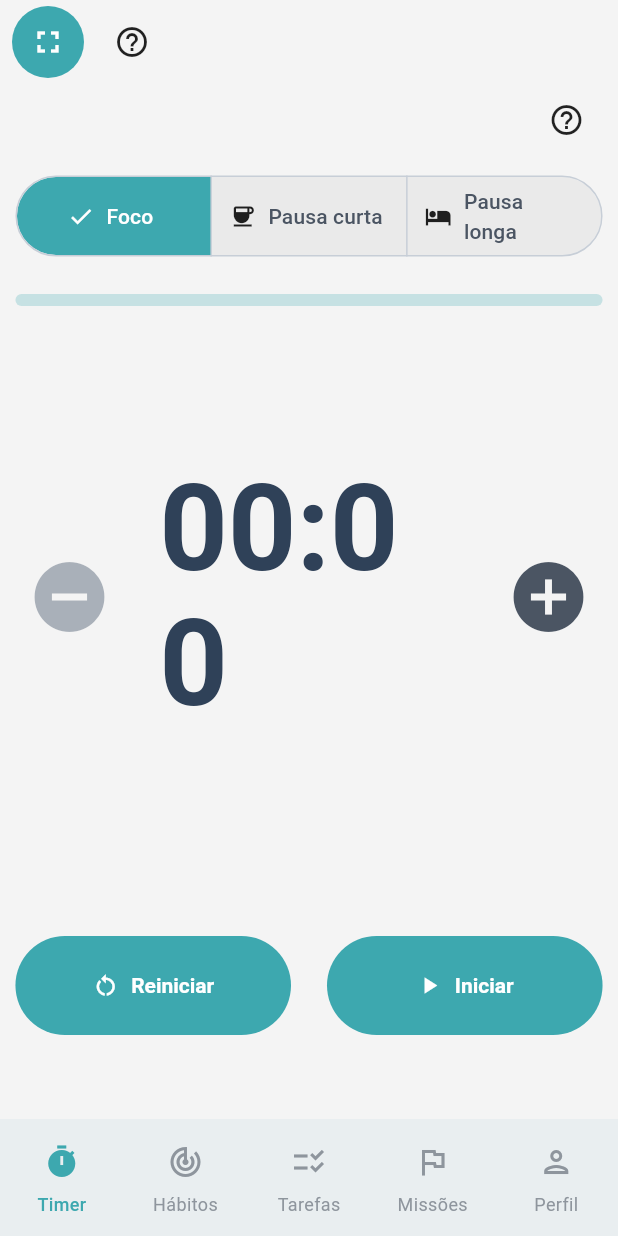
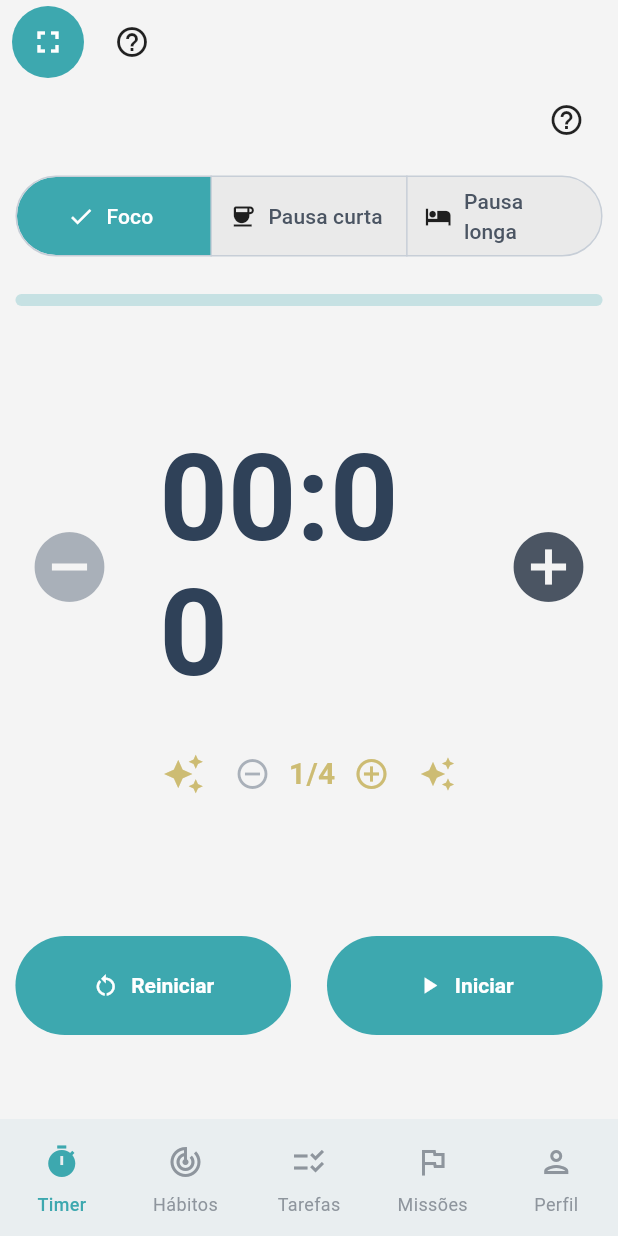
Before and after one commit to BrunaABraguin/mindease-app, a Flutter app: the screen it shows after launch, on a phone screen of 412 x 824 dp. Run offline on Flutter 3.47's test engine with Material 3 defaults, Android fonts, the phone set to English and light mode, and no system bars; our stand-ins replace firebase_core, flutter_bloc, flutter_clean_architecture, flutter_dotenv, shared_preferences; accounts and stored records are empty.

Commit message:
Add cycle management to TimerCubit, implement SettingsSessions widget, and enhance timer functionality with updated state handling

```diff
--- a/lib/src/app/pages/timer/timer_view.dart
+++ b/lib/src/app/pages/timer/timer_view.dart
@@ -3,6 +3,7 @@ import 'package:flutter/services.dart';
 import 'package:flutter_bloc/flutter_bloc.dart';
 import 'package:mindease_app/src/app/pages/focus_mode/focus_mode_view.dart';
 import 'package:mindease_app/src/app/pages/timer/timer_controller.dart';
+import 'package:mindease_app/src/app/pages/timer/widgets/settings_sessions.dart';
 import 'package:mindease_app/src/app/pages/timer/widgets/timer_control_buttons.dart';
 import 'package:mindease_app/src/app/pages/timer/widgets/timer_segmented_button.dart';
 import 'package:mindease_app/src/app/utils/app_constants.dart';
@@ -50,6 +51,7 @@ class _TimerViewState extends State<TimerView> {
 
   @override
   Widget build(BuildContext context) {
+    final gold = Theme.of(context).colorScheme.tertiary;
     return Scaffold(
       appBar: AppBar(
         leadingWidth: AppSizes.leadingWidth,
@@ -79,6 +81,7 @@ class _TimerViewState extends State<TimerView> {
       ),
       body: BlocBuilder<TimerCubit, TimerEntity>(
         builder: (context, state) {
+          final cubit = context.read<TimerCubit>();
           return Align(
             alignment: Alignment.topCenter,
             child: Container(
@@ -88,12 +91,10 @@ class _TimerViewState extends State<TimerView> {
               child: Column(
                 mainAxisSize: MainAxisSize.min,
                 crossAxisAlignment: CrossAxisAlignment.stretch,
-                //Seleção do timer mode e display do timer
                 children: [
                   const Row(
                     children: [
                       Spacer(),
-                      // Ícone de ajuda para o timer
                       HelpIconButton(
                         title: HelpTexts.timerTitle,
                         description: HelpTexts.timerDescription,
@@ -102,73 +103,63 @@ class _TimerViewState extends State<TimerView> {
                     ],
                   ),
                   const SizedBox(height: AppSizes.spacingS),
-                  // Timer mode selection
                   TimerSegmentedButton(
                     selectedIndex: state.currentModeIndex,
                     onChanged: state.isRunning
                         ? null
                         : (index) {
-                            context.read<TimerCubit>().updateCurrentModeIndex(
-                              index,
-                            );
+                            cubit.updateCurrentModeIndex(index);
                           },
                     disabled: state.isRunning,
                   ),
                   const SizedBox(height: AppSizes.spacingL),
                   VerticalTimerProgress(
-                    totalSeconds: context.read<TimerCubit>().getTotalSeconds(
-                      timer: state,
-                    ),
+                    totalSeconds: cubit.getTotalSeconds(timer: state),
                     remainingSeconds:
                         state.remainingSeconds ??
-                        context.read<TimerCubit>().getTotalSeconds(
+                        cubit.getTotalSeconds(timer: state),
+                  ),
+                  Expanded(
+                    child: Column(
+                      mainAxisAlignment: MainAxisAlignment.center,
+                      children: [
+                        TimerDisplay(
                           timer: state,
+                          isRunning: state.isRunning,
+                          onIncrement: () => cubit.incrementSessionDuration(),
+                          onDecrement: () => cubit.decrementSessionDuration(),
+                          onSetValue: (value) => cubit.setTimerFromInput(value),
                         ),
-                  ),
-                  const SizedBox(height: AppSizes.spacingM),
-                  Expanded(
-                    child: Center(
-                      child: TimerDisplay(
-                        timer: state,
-                        isRunning: state.isRunning,
-                        onIncrement: () {
-                          final cubit = context.read<TimerCubit>();
-                          cubit.incrementSessionDuration();
-                        },
-                        onDecrement: () {
-                          final cubit = context.read<TimerCubit>();
-                          cubit.decrementSessionDuration();
-                        },
-                        onSetValue: (value) {
-                          final cubit = context.read<TimerCubit>();
-                          cubit.setTimerFromInput(value);
-                        },
-                      ),
+                        // Controle de ciclos logo abaixo
+                        const SizedBox(height: 24),
+                        SettingsSessions(
+                          currentCycle: state.currentCycle,
+                          totalCycles: state.totalCycles,
+                          isRunning: state.isRunning,
+                          onIncrement: () =>
+                              cubit.updateTotalCycles(state.totalCycles + 1),
+                          onDecrement: () =>
+                              cubit.updateTotalCycles(state.totalCycles - 1),
+                          iconColor: gold,
+                          showCompletedMessage:
+                              state.currentCycle == state.totalCycles,
+                        ),
+                      ],
                     ),
                   ),
-                  const SizedBox(height: AppSizes.spacingXxl),
-
                   Padding(
                     padding: const EdgeInsets.only(
                       bottom: AppSizes.timerControlButtonsBottomPadding,
                     ),
                     child: Center(
-                      child: BlocBuilder<TimerCubit, TimerEntity>(
-                        buildWhen: (previous, current) =>
-                            previous.remainingSeconds !=
-                            current.remainingSeconds,
-                        builder: (context, _) {
-                          final cubit = context.read<TimerCubit>();
-                          return TimerControlButtons(
-                            onStartPause: () {
-                              cubit.startPauseTimer();
-                            },
-                            onReset: () {
-                              cubit.resetTimer();
-                            },
-                            isRunning: state.isRunning,
-                          );
+                      child: TimerControlButtons(
+                        onStartPause: () {
+                          cubit.startPauseTimer();
                         },
+                        onReset: () {
+                          cubit.resetTimer();
+                        },
+                        isRunning: state.isRunning,
                       ),
                     ),
                   ),
--- /dev/null
+++ b/lib/src/app/pages/timer/widgets/settings_sessions.dart
@@ -0,0 +1,72 @@
+import 'package:flutter/material.dart';
+import 'package:mindease_app/src/app/utils/app_sizes.dart';
+import 'package:mindease_app/src/app/widgets/cycle_completed_message.dart';
+
+class SettingsSessions extends StatelessWidget {
+  const SettingsSessions({
+    super.key,
+    required this.currentCycle,
+    required this.totalCycles,
+    required this.isRunning,
+    required this.onIncrement,
+    required this.onDecrement,
+    required this.iconColor,
+    this.showCompletedMessage = false,
+  });
+  final int currentCycle;
+  final int totalCycles;
+  final bool isRunning;
+  final VoidCallback onIncrement;
+  final VoidCallback onDecrement;
+  final Color iconColor;
+  final bool showCompletedMessage;
+
+  @override
+  Widget build(BuildContext context) {
+    return Column(
+      mainAxisSize: MainAxisSize.min,
+      children: [
+        Row(
+          mainAxisAlignment: MainAxisAlignment.center,
+          children: [
+            Icon(
+              Icons.auto_awesome,
+              color: iconColor,
+              size: AppSizes.iconSmall + 4,
+            ),
+            const SizedBox(width: AppSizes.spacingXs),
+            IconButton(
+              icon: const Icon(Icons.remove_circle_outline),
+              color: iconColor,
+              onPressed: (isRunning || totalCycles <= 10)
+                  ? null
+                  : onDecrement,
+            ),
+            Text(
+              '$currentCycle/$totalCycles',
+              style: TextStyle(
+                color: iconColor,
+                fontWeight: FontWeight.bold,
+                fontSize: AppSizes.cycleFontSize,
+              ),
+            ),
+            IconButton(
+              icon: const Icon(Icons.add_circle_outline),
+              color: iconColor,
+              onPressed: (isRunning || totalCycles >= 10)
+                  ? null
+                  : onIncrement,
+            ),
+            const SizedBox(width: AppSizes.spacingXs),
+            Icon(
+              Icons.auto_awesome,
+              color: iconColor,
+              size: AppSizes.iconSmall,
+            ),
+          ],
+        ),
+        if (showCompletedMessage) const CycleCompletedMessage(),
+      ],
+    );
+  }
+}
--- a/lib/src/app/utils/app_sizes.dart
+++ b/lib/src/app/utils/app_sizes.dart
@@ -6,7 +6,6 @@ class AppSizes {
   static const double paddingLeftFocusMode = 8.0;
   static const double timerControlButtonsBottomPadding = 56.0;
 
-  static const double timerFontSize = 80.0;
   // Button heights and widths
   static const double buttonHeightSmall = 32.0;
   static const double buttonHeightMedium = 40.0;
@@ -63,4 +62,9 @@ class AppSizes {
   static const double opacityLight = 0.75;
   static const double opacityMedium = 0.5;
   static const double opacityHeavy = 0.25;
+
+  // Font sizes
+  static const double cycleFontSize = 20.0;
+  static const double timerFontSize = 80.0;
+  static const double navFontSize = 14.0;
 }
--- a/lib/src/domain/entities/timer_entity.dart
+++ b/lib/src/domain/entities/timer_entity.dart
@@ -61,9 +61,10 @@ class TimerEntity {
     int? currentModeIndex,
     bool? isRunning,
   }) {
+    final int effectiveCurrentCycle = currentCycle ?? this.currentCycle;
     return TimerEntity(
       durations: durations ?? this.durations,
-      currentCycle: currentCycle ?? this.currentCycle,
+      currentCycle: effectiveCurrentCycle < 0 ? 0 : effectiveCurrentCycle,
       totalCycles: totalCycles ?? this.totalCycles,
       remainingSeconds: remainingSeconds == _noValue
           ? this.remainingSeconds
--- a/lib/theme.dart
+++ b/lib/theme.dart
@@ -1,4 +1,5 @@
 import 'package:flutter/material.dart';
+import 'package:mindease_app/src/app/utils/app_constants.dart';
 
 class AppTheme {
   AppTheme._();
@@ -47,10 +48,13 @@ class AppTheme {
       unselectedIconTheme: IconThemeData(color: unselectedColor),
       selectedLabelTextStyle: TextStyle(
         color: selectedColor,
-        fontSize: 12,
+        fontSize: AppSizes.navFontSize,
         fontWeight: FontWeight.w500,
       ),
-      unselectedLabelTextStyle: TextStyle(color: unselectedColor, fontSize: 12),
+      unselectedLabelTextStyle: TextStyle(
+        color: unselectedColor,
+        fontSize: AppSizes.navFontSize,
+      ),
     );
   }
 
```
Also changed, not shown: lib/src/app/pages/timer/timer_controller.dart (+55 -8 lines).
